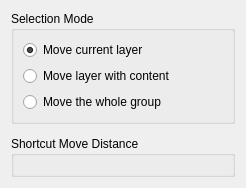
Above: krita/plugins/tools/defaulttools/wdgmovetool.ui from KDE/krita before the change. Below: the same form after it.
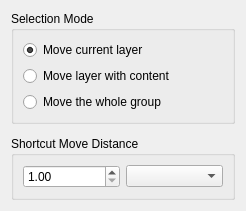
That is the form after the change. Custom widgets are drawn as their Qt base class.

Commit message:
Updates for move tool
Summary: Allow setting different units of measurement.

Reviewers: #krita:_next, rempt

Reviewed By: #krita:_next, rempt

Subscribers: rempt

Maniphest Tasks: T117

Diff of the .ui file:
```diff
--- a/krita/plugins/tools/defaulttools/wdgmovetool.ui
+++ b/krita/plugins/tools/defaulttools/wdgmovetool.ui
@@ -66,12 +66,24 @@
      </property>
      <layout class="QGridLayout" name="gridLayout_3">
       <item row="0" column="0">
-       <widget class="KisSliderSpinBox" name="sliderMoveStep">
+         <widget class="QDoubleSpinBox" name="spinMoveStep">
+           <property name="minimum">
+             <number>1</number>
+           </property>
+           <property name="maximum">
+             <number>100000</number>
+           </property>
+           <property name="value">
+             <number>1</number>
+           </property>
         <property name="toolTip">
          <string>Number of pixels to move after move shortcut keypress.</string>
         </property>
        </widget>
       </item>
+      <item row="0" column="1">
+        <widget class="QComboBox" name="cmbUnit"/>
+      </item>
      </layout>
     </widget>
    </item>
```
Lines whose indentation alone changed are shown as unchanged. The commit also changes 5 other files.
